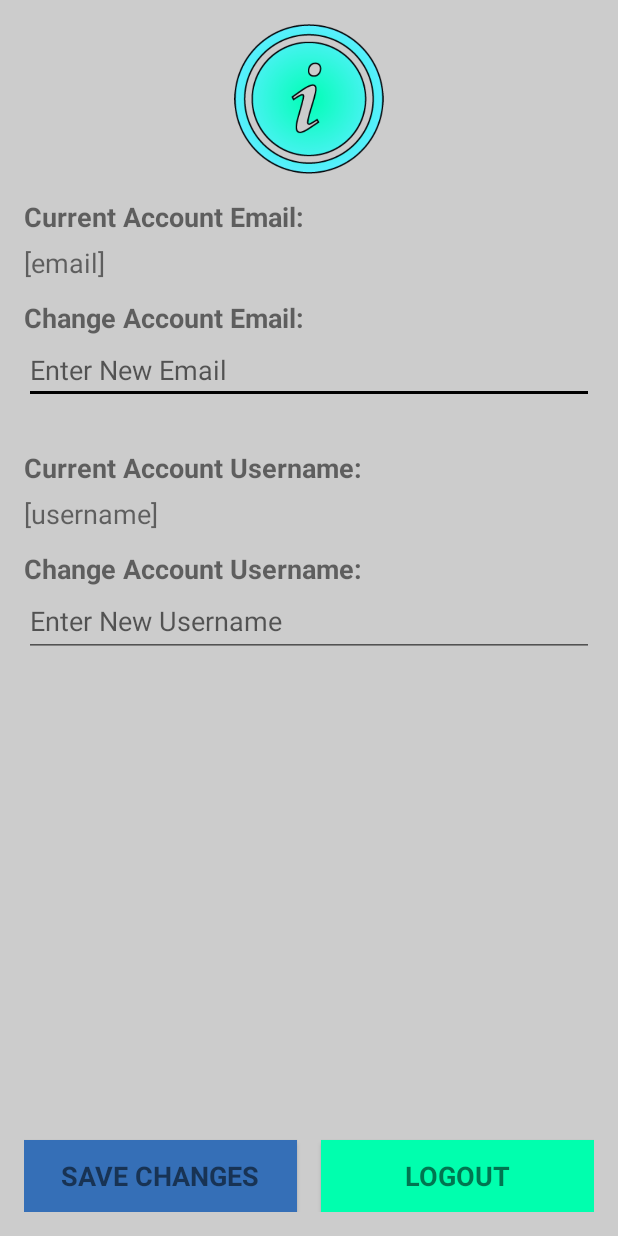
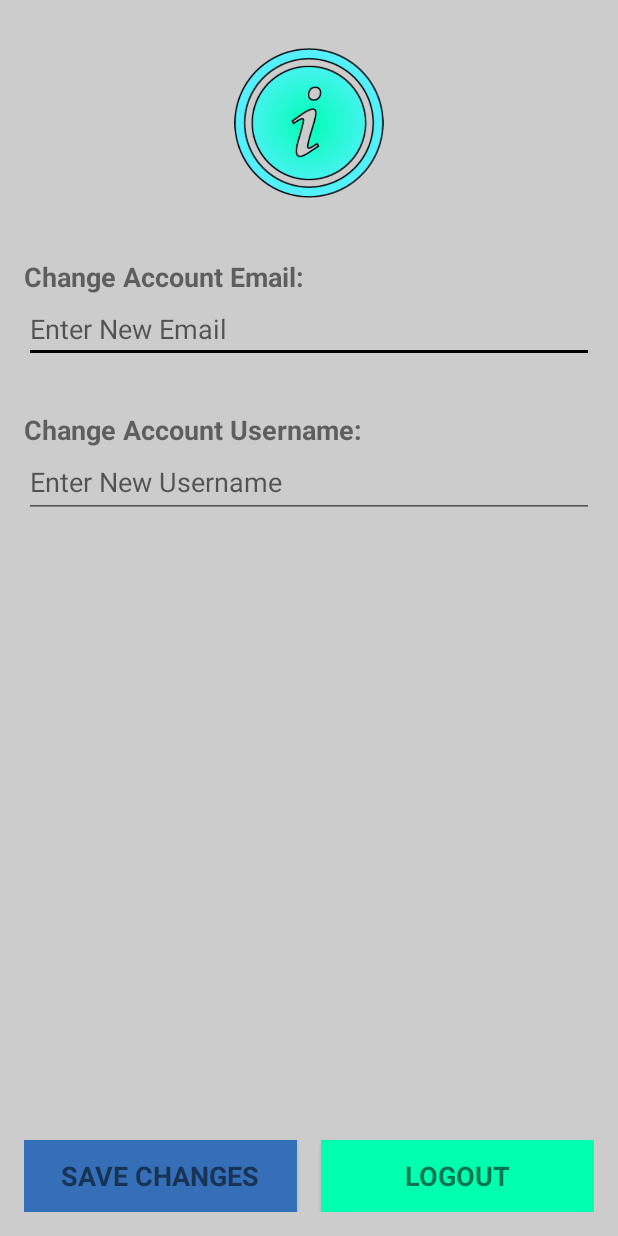
Before and after one commit to bfgardner/cs370androidcode, an Android app: the AccountSettingsActivity screen opened directly, with no data from a screen before it, on a phone screen of 412 x 824 dp. Run offline under Robolectric (Android 15) with nearby library versions, the phone set to English and light mode, and no system bars; 4 statements that could not run were skipped.

Commit message:
UI fixes

```diff
--- a/app/src/main/java/io/iaso/iaso/AccountSettingsActivity.java
+++ b/app/src/main/java/io/iaso/iaso/AccountSettingsActivity.java
@@ -23,8 +23,8 @@ public class AccountSettingsActivity extends AppCompatActivity {
 
     private Button saveButton;
     private Button logoutButton;
-    private TextView currentEmail;
-    private TextView currentUsername;
+    //private TextView currentEmail;
+    //private TextView currentUsername;
     private TextView changeEmail;
     private TextView changeUsername;
     private EditText enterEmail;
@@ -35,10 +35,10 @@ public class AccountSettingsActivity extends AppCompatActivity {
         super.onCreate(savedInstanceState);
         setContentView(R.layout.activity_account_settings);
 
-        currentEmail = (TextView)findViewById(R.id.current_email);
+        //currentEmail = (TextView)findViewById(R.id.current_email);
         changeEmail = (TextView)findViewById(R.id.change_email);
         enterEmail = (EditText)findViewById(R.id.enter_email);
-        currentUsername = (TextView)findViewById(R.id.current_username);
+        //currentUsername = (TextView)findViewById(R.id.current_username);
         changeUsername = (TextView)findViewById(R.id.change_username);
         enterUsername = (EditText)findViewById(R.id.enter_username);
         saveButton = (Button)findViewById(R.id.save_button);
@@ -50,8 +50,8 @@ public class AccountSettingsActivity extends AppCompatActivity {
         task.setOnUserDataCallbackListener(new UserDataTask.OnUserDataCallbackListener() {
             @Override
             public void onCallBack(UserData response) {
-                currentEmail.setText(response.getEmail());
-                currentUsername.setText(response.getUsername());
+                enterEmail.setText(response.getEmail());
+                enterUsername.setText(response.getUsername());
                 id = response.getID();
             }
         });
--- a/app/src/main/res/layout/activity_account_settings.xml
+++ b/app/src/main/res/layout/activity_account_settings.xml
@@ -13,31 +13,16 @@
         android:layout_width="match_parent"
         android:layout_height="100dp"
         android:layout_marginBottom="16dp"
+        android:layout_marginTop="16dp"
         app:srcCompat="@drawable/icon_info" />
 
     <!-- eventuallly will be the actual email for the user -->
 
     <TextView
-        android:id="@+id/account_current_email"
-        android:layout_width="match_parent"
-        android:layout_height="wrap_content"
-        android:text="Current Account Email:"
-        android:textSize="18sp"
-        android:textStyle="bold" />
-
-    <TextView
-        android:id="@+id/current_email"
-        android:layout_width="match_parent"
-        android:layout_height="wrap_content"
-        android:paddingBottom="12dp"
-        android:paddingTop="6dp"
-        android:text="[email]"
-        android:textSize="18sp" />
-
-    <TextView
         android:id="@+id/change_email"
         android:layout_width="match_parent"
         android:layout_height="wrap_content"
+        android:paddingTop="24dp"
         android:text="Change Account Email:"
         android:textSize="18sp"
         android:textStyle="bold" />
@@ -49,27 +34,10 @@
         android:hint="Enter New Email" />
 
     <TextView
-        android:id="@+id/account_current_username"
-        android:layout_width="match_parent"
-        android:layout_height="wrap_content"
-        android:paddingTop="30dp"
-        android:text="Current Account Username:"
-        android:textSize="18sp"
-        android:textStyle="bold" />
-
-    <TextView
-        android:id="@+id/current_username"
-        android:layout_width="match_parent"
-        android:layout_height="wrap_content"
-        android:paddingBottom="12dp"
-        android:paddingTop="6dp"
-        android:text="[username]"
-        android:textSize="18sp" />
-
-    <TextView
         android:id="@+id/change_username"
         android:layout_width="match_parent"
         android:layout_height="wrap_content"
+        android:paddingTop="32dp"
         android:text="Change Account Username:"
         android:textSize="18sp"
         android:textStyle="bold" />
--- a/app/src/main/res/layout/content_user_account_home.xml
+++ b/app/src/main/res/layout/content_user_account_home.xml
@@ -12,10 +12,12 @@
 
     <android.support.v7.widget.CardView xmlns:app="http://schemas.android.com/apk/res-auto"
         android:id="@+id/card_view"
-        android:layout_width="match_parent"
+        android:layout_width="0dp"
         android:layout_height="wrap_content"
         android:layout_gravity="center"
-        app:cardUseCompatPadding="true">
+        app:cardUseCompatPadding="true"
+        tools:layout_editor_absoluteY="0dp"
+        tools:layout_editor_absoluteX="8dp">
 
 
     <!-- The Next Step: build each card element to look like the wireframes. -->
```
